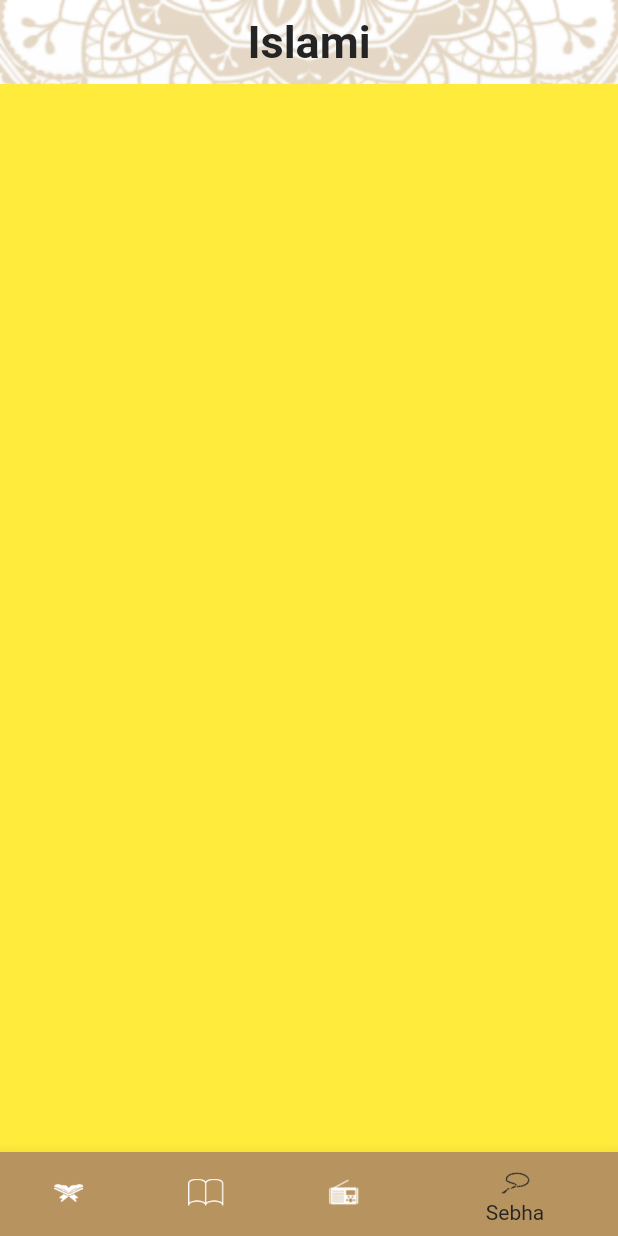
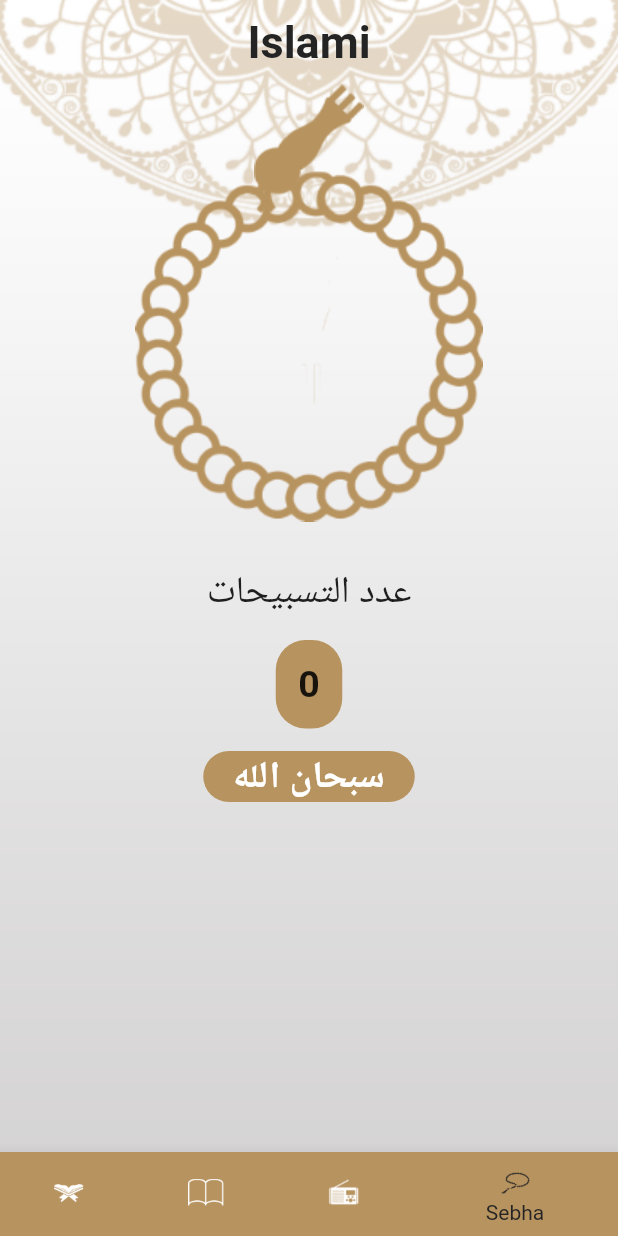
Before and after one commit to gemy31/islami-, a Flutter app: the screen it shows after launch, item 4 of the bottom bar chosen, on a phone screen of 412 x 824 dp. Run offline on Flutter 3.47's test engine with Material 2 defaults, Android fonts, the phone set to English and light mode, and no system bars.

Commit message:
finished tasbeh tab and make sebha rotate

```diff
--- a/lib/home/tasbeh_tab.dart
+++ b/lib/home/tasbeh_tab.dart
@@ -1,11 +1,108 @@
 import 'package:flutter/material.dart';
 
-class TasbehTab extends StatelessWidget {
+import '../my_theme.dart';
+
+class TasbehTab extends StatefulWidget {
+  @override
+  State<TasbehTab> createState() => _TasbehTabState();
+
+}
+class _TasbehTabState extends State<TasbehTab> {
+  int counter = 0;
+
+  List<String> tasbeh = [
+    'سبحان الله',
+    'الحمد لله',
+    'لا اله الا الله',
+    'الله اكبر' ,
+    'لا حول ولا قوه الا بالله' ,
+  ];
+
+  int index = 0 ;
+
+  double angle = 0;
 
   @override
   Widget build(BuildContext context) {
     return Container(
-      color: Colors.yellow,
+      width: double.infinity,
+      child: Column(
+        children: [
+          Center(
+            child: Stack(
+              alignment: Alignment.topCenter,
+              children: [
+                Image.asset('assets/images/head_of_sebha.png'),
+                InkWell(
+                  onTap: (){
+                    onClicked();
+                  },
+                  child: Container(
+                      margin: EdgeInsets.only(
+                          top: MediaQuery.of(context).size.height * .07),
+                      child: Transform.rotate(
+                          angle:angle ,
+                          child: Image.asset('assets/images/body_of_sebha.png'))),
+                ),
+              ],
+            ),
+          ),
+          SizedBox(height: 30,),
+          Center(
+            child: Text('عدد التسبيحات',
+              style: TextStyle(
+                fontSize: 25,
+                fontWeight: FontWeight.w500,
+              ),
+            ),
+          ),
+          SizedBox(height: 15,),
+          Container(
+            padding: EdgeInsets.all(15),
+            decoration: BoxDecoration(
+              color: MyThemeData.goldColor,
+              borderRadius: BorderRadius.circular(20),
+            ),
+            child: Text('$counter',
+              textAlign: TextAlign.center,
+              style: TextStyle(
+                fontSize: 25,
+                fontWeight: FontWeight.bold,
+              ),
+            ),
+          ),
+          SizedBox(height: 15,),
+          Container(
+            padding: EdgeInsets.symmetric(horizontal: 20),
+            decoration: BoxDecoration(
+              color: MyThemeData.goldColor,
+              borderRadius: BorderRadius.circular(20),
+            ),
+            child: Text('${tasbeh[index]}',
+              textAlign: TextAlign.center,
+              style: TextStyle(
+                  fontSize: 25,
+                  fontWeight: FontWeight.bold,
+                  color: Colors.white
+              ),
+            ),
+          ),
+        ],
+      ),
     );
   }
+
+  void onClicked() {
+    counter++;
+    if(counter % 33 == 0){
+      index++;
+    }if(index == tasbeh.length){
+      index = 0 ;
+    }
+    angle += 2/33 ;
+    setState(() {
+
+    });
+
 }
+}
```
Also changed, not shown: assets/images/2.0x/body_of_sebha@2x.png (added), assets/images/2.0x/head_of_sebha@2x.png (added), assets/images/3.0x/body_of_sebha@3x.png (added), assets/images/3.0x/head_of_sebha@3x.png (added), assets/images/body_of_sebha.png (added), assets/images/head_of_sebha.png (added).
